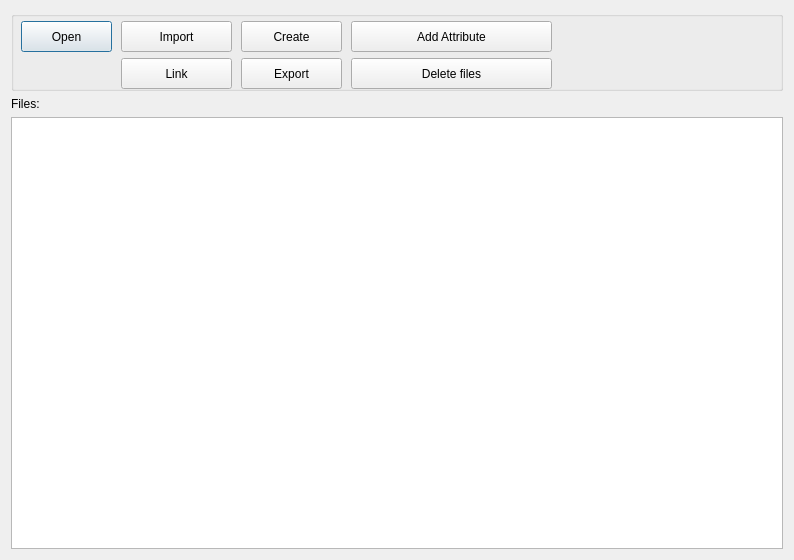
This is GUI_UIs/ui_dialog_manage_files.ui in ccbogel/QualCoder as Qt 5 draws it before an edit. The edited form follows.
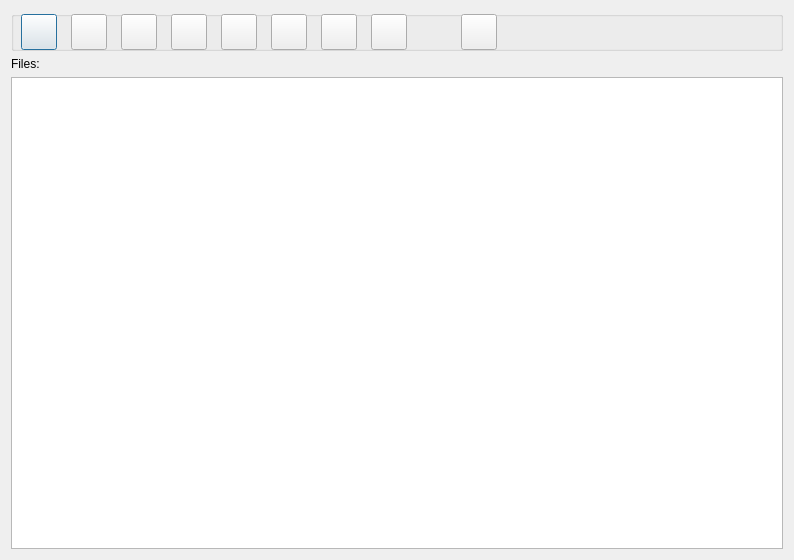
This is the edited form.

```diff
--- a/GUI_UIs/ui_dialog_manage_files.ui
+++ b/GUI_UIs/ui_dialog_manage_files.ui
@@ -22,13 +22,13 @@
      <property name="minimumSize">
       <size>
        <width>0</width>
-       <height>80</height>
+       <height>40</height>
       </size>
      </property>
      <property name="maximumSize">
       <size>
        <width>16777215</width>
-       <height>80</height>
+       <height>40</height>
       </size>
      </property>
      <property name="title">
@@ -38,106 +38,138 @@
       <property name="geometry">
        <rect>
         <x>10</x>
-        <y>10</y>
-        <width>91</width>
-        <height>31</height>
+        <y>3</y>
+        <width>36</width>
+        <height>36</height>
        </rect>
       </property>
       <property name="text">
-       <string>Open</string>
+       <string/>
       </property>
      </widget>
      <widget class="QPushButton" name="pushButton_create">
       <property name="geometry">
        <rect>
-        <x>230</x>
-        <y>10</y>
-        <width>101</width>
-        <height>31</height>
+        <x>110</x>
+        <y>3</y>
+        <width>36</width>
+        <height>36</height>
        </rect>
       </property>
       <property name="toolTip">
        <string>&lt;html&gt;&lt;head/&gt;&lt;body&gt;&lt;p&gt;Create a text file&lt;/p&gt;&lt;/body&gt;&lt;/html&gt;</string>
       </property>
       <property name="text">
-       <string>Create</string>
+       <string/>
       </property>
      </widget>
      <widget class="QPushButton" name="pushButton_export">
       <property name="geometry">
        <rect>
-        <x>230</x>
-        <y>47</y>
-        <width>101</width>
-        <height>31</height>
+        <x>160</x>
+        <y>3</y>
+        <width>36</width>
+        <height>36</height>
        </rect>
       </property>
       <property name="toolTip">
        <string>&lt;html&gt;&lt;head/&gt;&lt;body&gt;&lt;p&gt;Export selected file&lt;/p&gt;&lt;/body&gt;&lt;/html&gt;</string>
       </property>
       <property name="text">
-       <string>Export</string>
+       <string/>
       </property>
      </widget>
      <widget class="QPushButton" name="pushButton_delete">
       <property name="geometry">
        <rect>
-        <x>340</x>
-        <y>47</y>
-        <width>201</width>
-        <height>31</height>
+        <x>450</x>
+        <y>3</y>
+        <width>36</width>
+        <height>36</height>
        </rect>
       </property>
       <property name="toolTip">
        <string>&lt;html&gt;&lt;head/&gt;&lt;body&gt;&lt;p&gt;Select files for deletion&lt;/p&gt;&lt;/body&gt;&lt;/html&gt;</string>
       </property>
       <property name="text">
-       <string>Delete files</string>
+       <string/>
       </property>
      </widget>
      <widget class="QPushButton" name="pushButton_import">
       <property name="geometry">
        <rect>
-        <x>110</x>
-        <y>10</y>
-        <width>111</width>
-        <height>31</height>
+        <x>60</x>
+        <y>3</y>
+        <width>36</width>
+        <height>36</height>
        </rect>
       </property>
       <property name="toolTip">
        <string>&lt;html&gt;&lt;head/&gt;&lt;body&gt;&lt;p&gt;Import file into project folder&lt;/p&gt;&lt;/body&gt;&lt;/html&gt;</string>
       </property>
       <property name="text">
-       <string>Import</string>
+       <string/>
       </property>
      </widget>
      <widget class="QPushButton" name="pushButton_add_attribute">
       <property name="geometry">
        <rect>
-        <x>340</x>
-        <y>10</y>
-        <width>201</width>
-        <height>31</height>
+        <x>360</x>
+        <y>3</y>
+        <width>36</width>
+        <height>36</height>
        </rect>
       </property>
       <property name="text">
-       <string>Add Attribute</string>
+       <string/>
       </property>
      </widget>
      <widget class="QPushButton" name="pushButton_link">
       <property name="geometry">
        <rect>
-        <x>110</x>
-        <y>47</y>
-        <width>111</width>
-        <height>31</height>
+        <x>210</x>
+        <y>3</y>
+        <width>36</width>
+        <height>36</height>
        </rect>
       </property>
       <property name="toolTip">
        <string>&lt;html&gt;&lt;head/&gt;&lt;body&gt;&lt;p&gt;Link to a file that is outside the project folder&lt;/p&gt;&lt;/body&gt;&lt;/html&gt;</string>
       </property>
       <property name="text">
-       <string>Link</string>
+       <string/>
+      </property>
+     </widget>
+     <widget class="QPushButton" name="pushButton_import_from_linked">
+      <property name="geometry">
+       <rect>
+        <x>260</x>
+        <y>3</y>
+        <width>36</width>
+        <height>36</height>
+       </rect>
+      </property>
+      <property name="toolTip">
+       <string>&lt;html&gt;&lt;head/&gt;&lt;body&gt;&lt;p&gt;Import linked file into project folder&lt;/p&gt;&lt;/body&gt;&lt;/html&gt;</string>
+      </property>
+      <property name="text">
+       <string/>
+      </property>
+     </widget>
+     <widget class="QPushButton" name="pushButton_export_to_linked">
+      <property name="geometry">
+       <rect>
+        <x>310</x>
+        <y>3</y>
+        <width>36</width>
+        <height>36</height>
+       </rect>
+      </property>
+      <property name="toolTip">
+       <string>&lt;html&gt;&lt;head/&gt;&lt;body&gt;&lt;p&gt;Export file from project folder as a linked file&lt;/p&gt;&lt;/body&gt;&lt;/html&gt;</string>
+      </property>
+      <property name="text">
+       <string/>
       </property>
      </widget>
     </widget>
```
Left out of the diff: 6 changed lines with no effect on the pictures.
